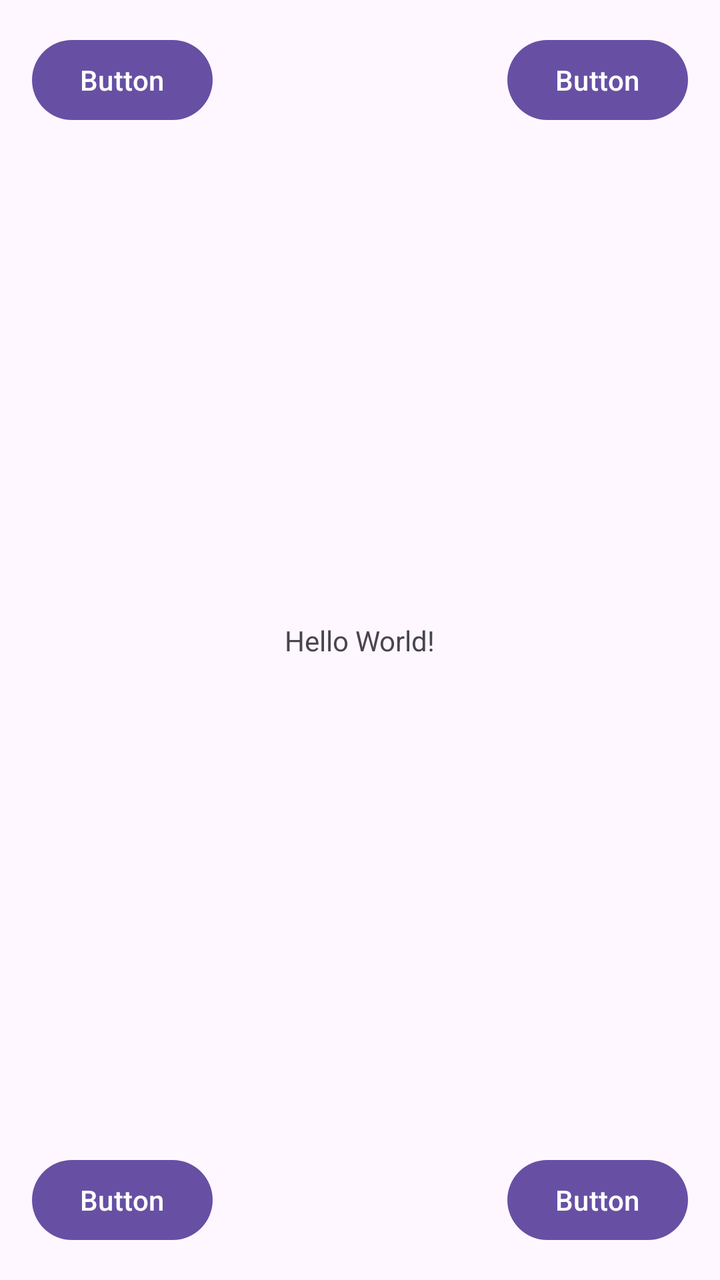
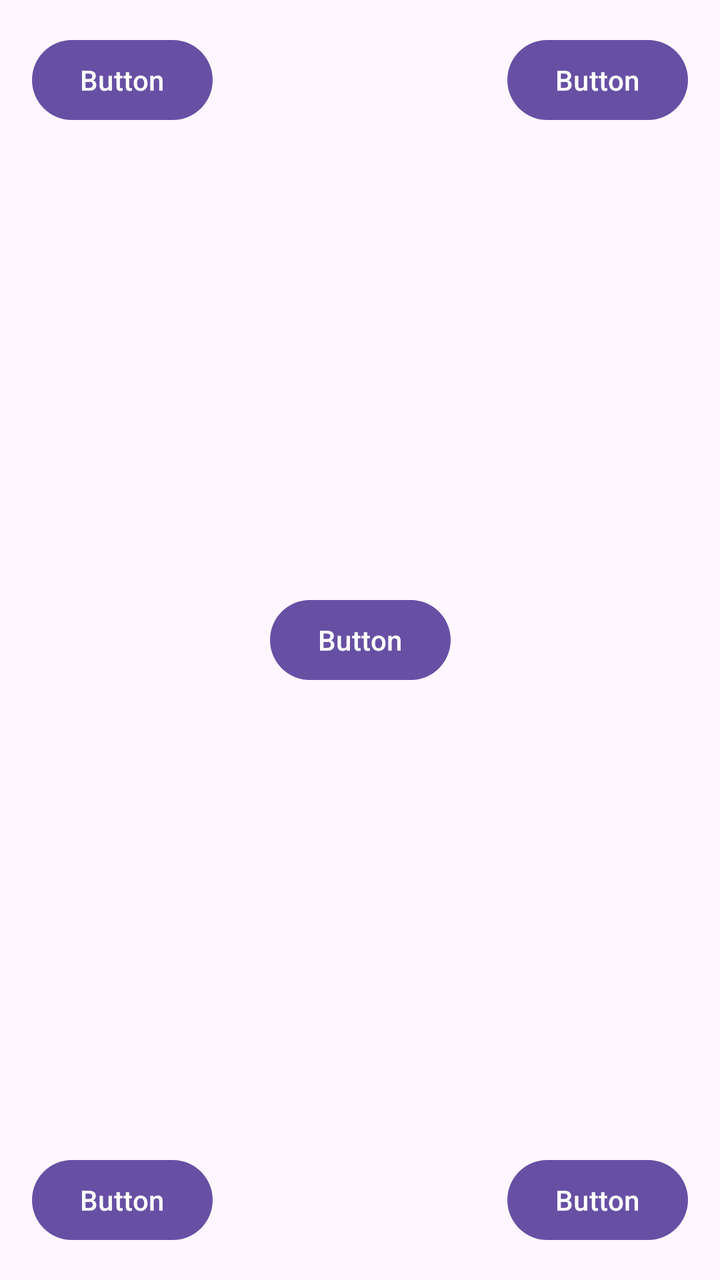

Two renders of the same Android screen: before a commit and after it. Below are the layout's source before the change and the commit's diff.
<!-- AndroidManifest.xml: application theme Theme.Interfejs -->
<!-- res/layout/activity_main.xml -->
<?xml version="1.0" encoding="utf-8"?>
<androidx.constraintlayout.widget.ConstraintLayout xmlns:android="http://schemas.android.com/apk/res/android"
    xmlns:app="http://schemas.android.com/apk/res-auto"
    xmlns:tools="http://schemas.android.com/tools"
    android:id="@+id/main"
    android:layout_width="match_parent"
    android:layout_height="match_parent"
    tools:context=".MainActivity">

    <TextView
        android:layout_width="wrap_content"
        android:layout_height="wrap_content"
        android:text="Hello World!"
        app:layout_constraintBottom_toBottomOf="parent"
        app:layout_constraintEnd_toEndOf="parent"
        app:layout_constraintStart_toStartOf="parent"
        app:layout_constraintTop_toTopOf="parent" />

    <Button
        android:id="@+id/button"
        android:layout_width="wrap_content"
        android:layout_height="wrap_content"
        android:layout_marginStart="16dp"
        android:layout_marginTop="16dp"
        android:text="Button"
        app:layout_constraintStart_toStartOf="parent"
        app:layout_constraintTop_toTopOf="parent" />

    <Button
        android:id="@+id/button2"
        android:layout_width="wrap_content"
        android:layout_height="wrap_content"
        android:layout_marginTop="16dp"
        android:layout_marginEnd="16dp"
        android:text="Button"
        app:layout_constraintEnd_toEndOf="parent"
        app:layout_constraintTop_toTopOf="parent" />

    <Button
        android:id="@+id/button3"
        android:layout_width="wrap_content"
        android:layout_height="wrap_content"
        android:layout_marginStart="16dp"
        android:layout_marginBottom="16dp"
        android:text="Button"
        app:layout_constraintBottom_toBottomOf="parent"
        app:layout_constraintStart_toStartOf="parent" />

    <Button
        android:id="@+id/button4"
        android:layout_width="wrap_content"
        android:layout_height="wrap_content"
        android:layout_marginEnd="16dp"
        android:layout_marginBottom="16dp"
        android:text="Button"
        app:layout_constraintBottom_toBottomOf="parent"
        app:layout_constraintEnd_toEndOf="parent" />

</androidx.constraintlayout.widget.ConstraintLayout>
<!-- resources referenced by this layout -->
<resources>
  <style name="Theme.Interfejs" parent="Base.Theme.Interfejs" />
  <style name="Base.Theme.Interfejs" parent="Theme.Material3.DayNight.NoActionBar">
          
          
      </style>
</resources>

<!-- the commit's change to res/layout/activity_main.xml (unified diff, before → after) -->
@@ -56,4 +56,16 @@
         app:layout_constraintBottom_toBottomOf="parent"
         app:layout_constraintEnd_toEndOf="parent" />
 
+    <Button
+        android:id="@+id/button5"
+        android:layout_width="wrap_content"
+        android:layout_height="wrap_content"
+        android:text="Button"
+        app:layout_constraintBottom_toBottomOf="parent"
+        app:layout_constraintEnd_toEndOf="parent"
+        app:layout_constraintHorizontal_bias="0.5"
+        app:layout_constraintStart_toStartOf="parent"
+        app:layout_constraintTop_toTopOf="parent"
+        app:layout_constraintVertical_bias="0.5" />
+
 </androidx.constraintlayout.widget.ConstraintLayout>
